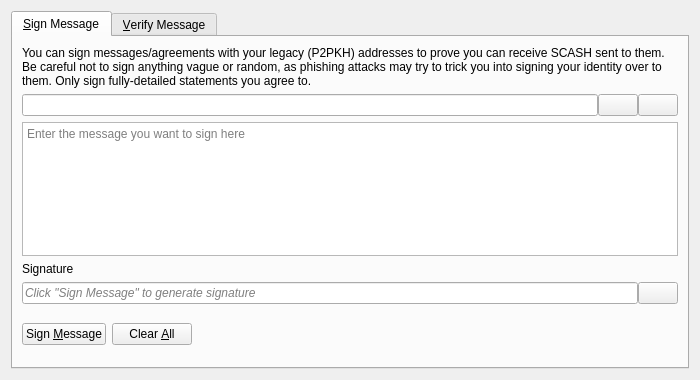
The window that src/qt/forms/signverifymessagedialog.ui (ScashNetworkCommunity/scash) describes before a commit, drawn with Qt 5.
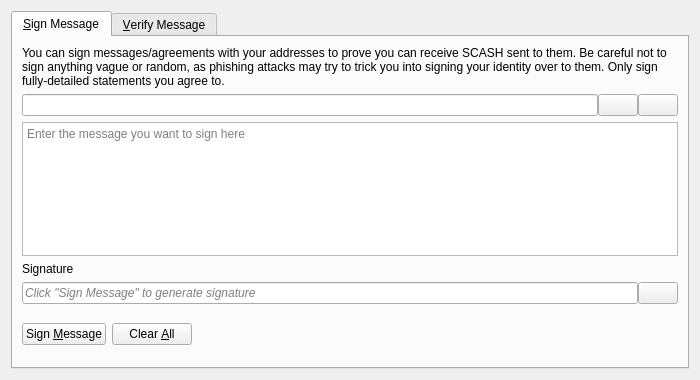
The same window after the commit. Icons and pictures are not drawn. Custom widgets are drawn as their Qt base class.

Commit message: Fix v29.3 C++20 build & restore full Scash 2.0/2.1 consensus, PoW, and RPC hunks

Patch:
```diff
--- a/src/qt/forms/signverifymessagedialog.ui
+++ b/src/qt/forms/signverifymessagedialog.ui
@@ -30,7 +30,7 @@
        <item>
         <widget class="QLabel" name="infoLabel_SM">
          <property name="text">
-          <string>You can sign messages/agreements with your legacy (P2PKH) addresses to prove you can receive SCASH sent to them. Be careful not to sign anything vague or random, as phishing attacks may try to trick you into signing your identity over to them. Only sign fully-detailed statements you agree to.</string>
+          <string>You can sign messages/agreements with your addresses to prove you can receive SCASH sent to them. Be careful not to sign anything vague or random, as phishing attacks may try to trick you into signing your identity over to them. Only sign fully-detailed statements you agree to.</string>
          </property>
          <property name="textFormat">
           <enum>Qt::PlainText</enum>
```
The commit also changes 112 other files.
